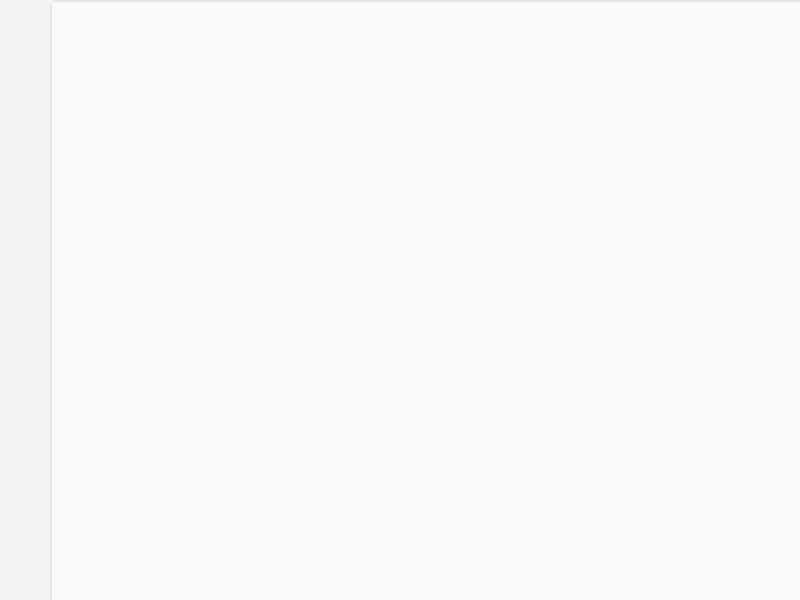
First picture: the form in files/more/main.ui, repository prathambahekar/better-gui, before the edit.
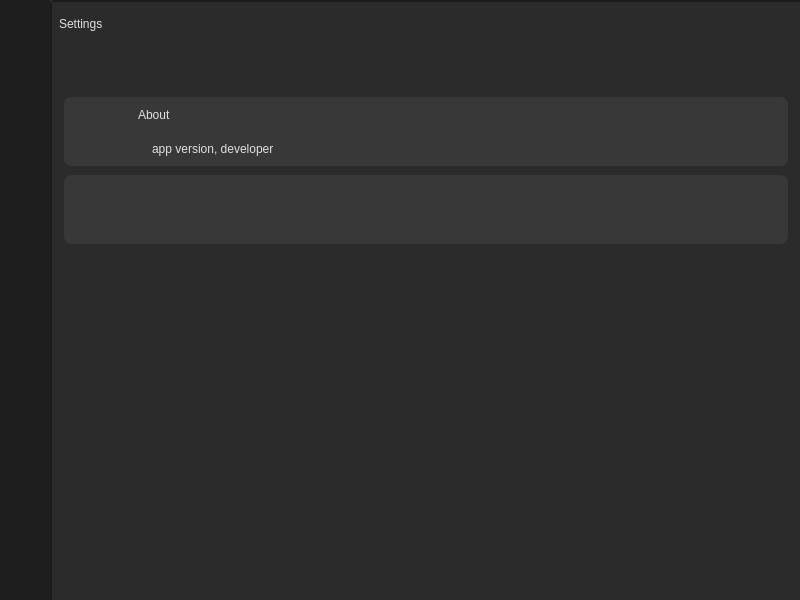
Second picture: the form after the edit. Icons and pictures are not drawn.

Diff of the .ui file:
```diff
--- a/files/more/main.ui
+++ b/files/more/main.ui
@@ -22,19 +22,18 @@
   <widget class="QWidget" name="centralwidget">
    <property name="styleSheet">
     <string notr="true">* {
-	background-color : #f9f9f9;
-	font: 600 20pt &quot;Segoe UI Variable Display Semib&quot;;
+    background-color: #2b2b2b;
+    font: 600 20pt &quot;Segoe UI Variable Display Semib&quot;;
+    color: #e0e0e0;
 }
 
 #leftMenu {
-	background : #f3f3f3;
+    background: #1e1e1e;
 }
 
 #leftMenu .QPushButton {
-	
-	background-color: transparent;
-	border-radius : 7px;
-
+    background-color: transparent;
+    border-radius: 7px;
 }
 
 #leftMenu .QPushButton:hover {
@@ -46,15 +45,18 @@
 }
 
 #mainFrame {
-	border-left : 2px solid #e5e5e5;
-	border-top : 2px solid #e5e5e5;
-	border-top-left-radius: 7px;
-	border-bottom : transparent;
-	border-right : transparent;
+    border-left: 2px solid #1b1b1b;
+    border-top: 2px solid #1b1b1b;
+    border-top-left-radius: 5px;
+    border-bottom: transparent;
+    border-right: transparent;
 }
 
 #leftMenu .QPushButton {
-		padding : 7px;
+    padding: 7px;
+    image-position: left center;
+    font: 600 14pt &quot;Segoe UI Variable Display Semib&quot;;
+    color: #ffffff;
 }
 
 #settings_btn {
@@ -66,8 +68,7 @@
 }
 
 #theme_btn {
-	
-	image: url(:/leftMenu/Icons/dark_theme_icon.svg);
+    image: url(:/leftMenu/Icons/light_theme_icon.svg);
 }
 
 #menu_btn {
@@ -75,7 +76,20 @@
 }
 
 #info_btn {
-	image: url(:/leftMenu/Icons/dark_info.svg);
+    image: url(:/leftMenu/Icons/light_info.svg);
+}
+
+#stg_lbl_main {
+	padding-left: 4px;
+	font: 700 24pt &quot;Segoe UI Variable Display&quot;;
+}
+
+#stack_stg .QWidget{
+	
+border-radius: 8px;
+background-color: #383838;	
+
+
 }</string>
    </property>
    <layout class="QHBoxLayout" name="horizontalLayout">
@@ -270,7 +284,284 @@
           <number>1</number>
          </property>
          <widget class="QWidget" name="home_page"/>
-         <widget class="QWidget" name="settings_page"/>
+         <widget class="QWidget" name="settings_page">
+          <layout class="QVBoxLayout" name="verticalLayout_4">
+           <property name="spacing">
+            <number>0</number>
+           </property>
+           <property name="leftMargin">
+            <number>0</number>
+           </property>
+           <property name="topMargin">
+            <number>0</number>
+           </property>
+           <property name="rightMargin">
+            <number>0</number>
+           </property>
+           <property name="bottomMargin">
+            <number>0</number>
+           </property>
+           <item>
+            <widget class="QFrame" name="stg_lbl_v_frame_2">
+             <layout class="QVBoxLayout" name="stg_lbl_v_frame">
+              <property name="spacing">
+               <number>0</number>
+              </property>
+              <property name="leftMargin">
+               <number>0</number>
+              </property>
+              <property name="topMargin">
+               <number>0</number>
+              </property>
+              <property name="rightMargin">
+               <number>0</number>
+              </property>
+              <property name="bottomMargin">
+               <number>0</number>
+              </property>
+              <item>
+               <widget class="QLabel" name="stg_lbl_main">
+                <property name="minimumSize">
+                 <size>
+                  <width>746</width>
+                  <height>43</height>
+                 </size>
+                </property>
+                <property name="maximumSize">
+                 <size>
+                  <width>16777215</width>
+                  <height>43</height>
+                 </size>
+                </property>
+                <property name="text">
+                 <string>Settings</string>
+                </property>
+               </widget>
+              </item>
+              <item>
+               <widget class="QStackedWidget" name="stack_stg">
+                <property name="currentIndex">
+                 <number>1</number>
+                </property>
+                <widget class="QWidget" name="stg_home_pg"/>
+                <widget class="QWidget" name="stg_abt_pg">
+                 <layout class="QVBoxLayout" name="verticalLayout_6">
+                  <property name="spacing">
+                   <number>0</number>
+                  </property>
+                  <property name="leftMargin">
+                   <number>0</number>
+                  </property>
+                  <property name="topMargin">
+                   <number>0</number>
+                  </property>
+                  <property name="rightMargin">
+                   <number>0</number>
+                  </property>
+                  <property name="bottomMargin">
+                   <number>0</number>
+                  </property>
+                  <item>
+                   <widget class="QFrame" name="verticalFrame">
+                    <layout class="QVBoxLayout" name="verticalLayout_5">
+                     <property name="spacing">
+                      <number>9</number>
+                     </property>
+                     <property name="leftMargin">
+                      <number>12</number>
+                     </property>
+                     <property name="topMargin">
+                      <number>12</number>
+                     </property>
+                     <property name="rightMargin">
+                      <number>12</number>
+                     </property>
+                     <property name="bottomMargin">
+                      <number>12</number>
+                     </property>
+                     <item>
+                      <spacer name="verticalSpacer_3">
+                       <property name="orientation">
+                        <enum>Qt::Orientation::Vertical</enum>
+                       </property>
+                       <property name="sizeType">
+                        <enum>QSizePolicy::Policy::Fixed</enum>
+                       </property>
+                       <property name="sizeHint" stdset="0">
+                        <size>
+                         <width>20</width>
+                         <height>40</height>
+                        </size>
+                       </property>
+                      </spacer>
+                     </item>
+                     <item>
+                      <widget class="QFrame" name="horizontalFrame">
+                       <property name="minimumSize">
+                        <size>
+                         <width>461</width>
+                         <height>69</height>
+                        </size>
+                       </property>
+                       <property name="maximumSize">
+                        <size>
+                         <width>16777215</width>
+                         <height>69</height>
+                        </size>
+                       </property>
+                       <property name="styleSheet">
+                        <string notr="true">border-radius: 8px;
+background-color: #383838;</string>
+                       </property>
+                       <layout class="QHBoxLayout" name="horizontalLayout_2">
+                        <property name="spacing">
+                         <number>0</number>
+                        </property>
+                        <property name="leftMargin">
+                         <number>0</number>
+                        </property>
+                        <property name="topMargin">
+                         <number>0</number>
+                        </property>
+                        <property name="rightMargin">
+                         <number>0</number>
+                        </property>
+                        <property name="bottomMargin">
+                         <number>0</number>
+                        </property>
+                        <item>
+                         <widget class="QLabel" name="label">
+                          <property name="minimumSize">
+                           <size>
+                            <width>69</width>
+                            <height>69</height>
+                           </size>
+                          </property>
+                          <property name="maximumSize">
+                           <size>
+                            <width>69</width>
+                            <height>69</height>
+                           </size>
+                          </property>
+                          <property name="styleSheet">
+                           <string notr="true">image: url(:/leftMenu/Icons/light_info.svg);
+padding: 10px;</string>
+                          </property>
+                          <property name="text">
+                           <string/>
+                          </property>
+                         </widget>
+                        </item>
+                        <item>
+                         <layout class="QVBoxLayout" name="verticalLayout_7">
+                          <property name="spacing">
+                           <number>0</number>
+                          </property>
+                          <item>
+                           <widget class="QLabel" name="label_2">
+                            <property name="styleSheet">
+                             <string notr="true">font: 900 16pt &quot;Segoe UI Black&quot;;
+padding-left: 2px;</string>
+                            </property>
+                            <property name="text">
+                             <string>About</string>
+                            </property>
+                           </widget>
+                          </item>
+                          <item>
+                           <widget class="QLabel" name="label_3">
+                            <property name="styleSheet">
+                             <string notr="true">font: 600 13pt &quot;Segoe UI Variable Display Semib&quot;;
+padding-left: 16px;</string>
+                            </property>
+                            <property name="text">
+                             <string>app version, developer</string>
+                            </property>
+                           </widget>
+                          </item>
+                         </layout>
+                        </item>
+                        <item>
+                         <widget class="QPushButton" name="pushButton">
+                          <property name="minimumSize">
+                           <size>
+                            <width>69</width>
+                            <height>69</height>
+                           </size>
+                          </property>
+                          <property name="maximumSize">
+                           <size>
+                            <width>69</width>
+                            <height>69</height>
+                           </size>
+                          </property>
+                          <property name="sizeIncrement">
+                           <size>
+                            <width>73</width>
+                            <height>0</height>
+                           </size>
+                          </property>
+                          <property name="text">
+                           <string/>
+                          </property>
+                          <property name="checkable">
+                           <bool>false</bool>
+                          </property>
+                          <property name="autoDefault">
+                           <bool>false</bool>
+                          </property>
+                         </widget>
+                        </item>
+                       </layout>
+                      </widget>
+                     </item>
+                     <item>
+                      <widget class="QFrame" name="horizontalFrame_2">
+                       <property name="minimumSize">
+                        <size>
+                         <width>461</width>
+                         <height>69</height>
+                        </size>
+                       </property>
+                       <property name="maximumSize">
+                        <size>
+                         <width>16777215</width>
+                         <height>69</height>
+                        </size>
+                       </property>
+                       <property name="styleSheet">
+                        <string notr="true">border-radius: 8px;
+background-color: #383838;</string>
+                       </property>
+                       <layout class="QHBoxLayout" name="horizontalLayout_3"/>
+                      </widget>
+                     </item>
+                     <item>
+                      <spacer name="verticalSpacer_2">
+                       <property name="orientation">
+                        <enum>Qt::Orientation::Vertical</enum>
+                       </property>
+                       <property name="sizeHint" stdset="0">
+                        <size>
+                         <width>20</width>
+                         <height>40</height>
+                        </size>
+                       </property>
+                      </spacer>
+                     </item>
+                    </layout>
+                   </widget>
+                  </item>
+                 </layout>
+                </widget>
+                <widget class="QWidget" name="stg_app_pg"/>
+               </widget>
+              </item>
+             </layout>
+            </widget>
+           </item>
+          </layout>
+         </widget>
          <widget class="QWidget" name="info_page">
           <layout class="QVBoxLayout" name="verticalLayout_3"/>
          </widget>
```
Left out of the diff: 10 changed lines with no effect on the pictures.
